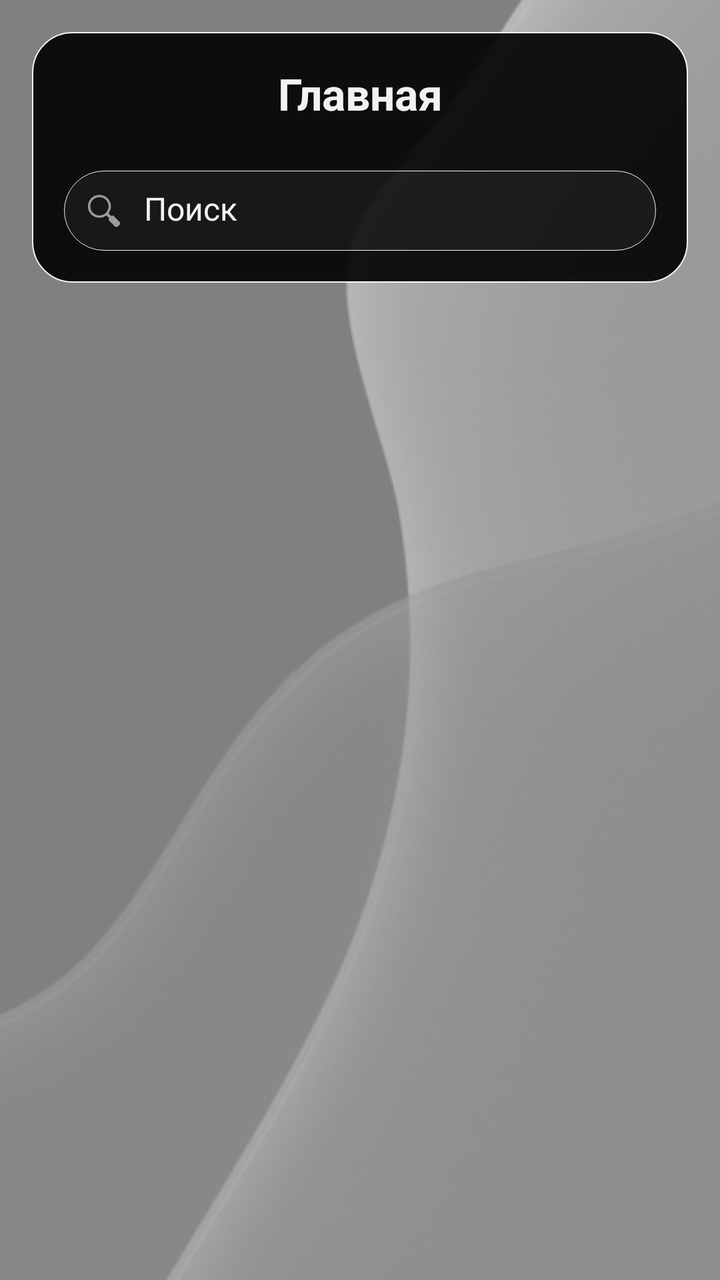
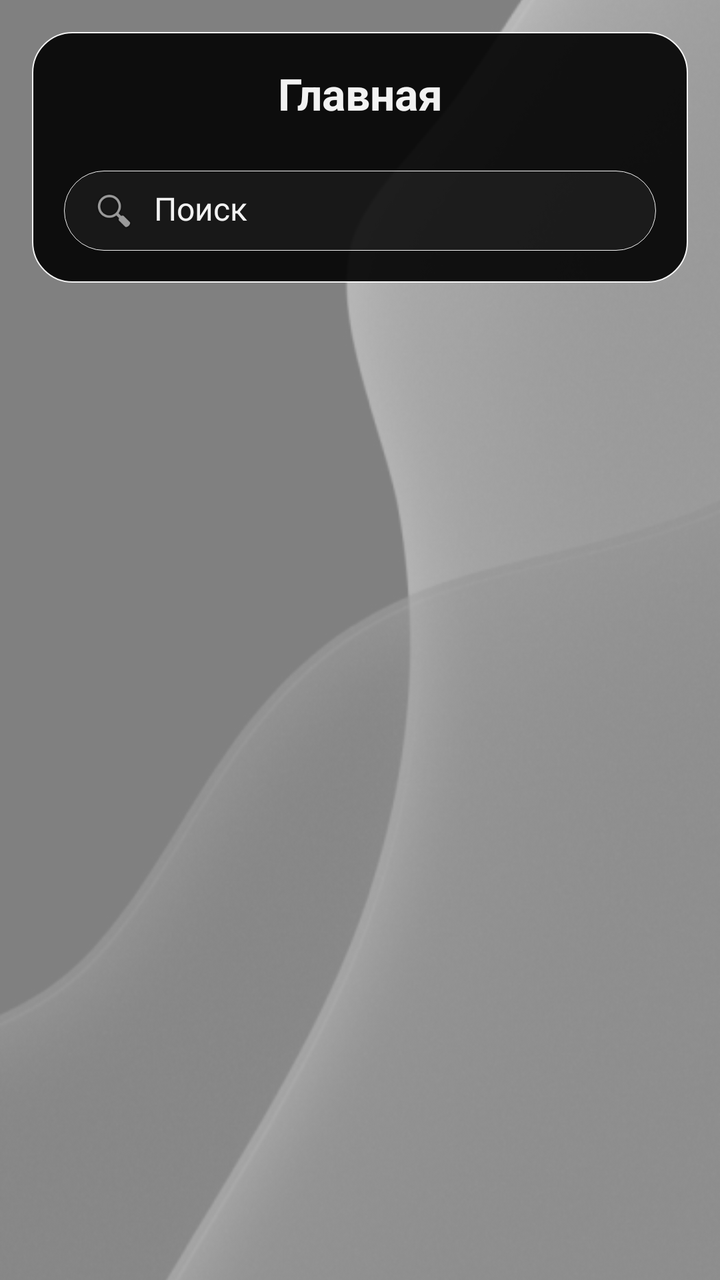

The first picture is an Android layout as it rendered before a commit; the second is the same layout after the commit. The layout source and the unified diff follow.
<!-- AndroidManifest.xml: application theme Theme.FileViewer.NoStatusBar -->
<!-- res/layout/activity_main.xml -->
<RelativeLayout
    xmlns:android="http://schemas.android.com/apk/res/android"
    android:layout_width="match_parent"
    android:layout_height="match_parent"
    android:background="@color/white">

    <ImageView
        android:layout_width="match_parent"
        android:layout_height="match_parent"
        android:src="@drawable/background_main"
        android:scaleType="centerCrop"
        android:alpha="0.5"/>

    <LinearLayout
        android:layout_width="match_parent"
        android:layout_height="match_parent"
        android:orientation="vertical"
        android:padding="16dp">

        <LinearLayout
            android:layout_width="match_parent"
            android:layout_height="wrap_content"
            android:orientation="vertical"
            android:background="@drawable/header_background"
            android:alpha="0.9">

            <TextView
                android:id="@+id/header"
                android:layout_width="match_parent"
                android:layout_height="wrap_content"
                android:text="Главная"
                android:textStyle="bold"
                android:textColor="#FFFFFF"
                android:gravity="center"
                android:padding="16dp"
                android:textSize="22sp"
                android:layout_marginBottom="8dp"/>

            <LinearLayout
                android:layout_width="match_parent"
                android:layout_height="wrap_content"
                android:orientation="horizontal"
                android:background="@drawable/search_background"
                android:layout_marginBottom="16dp"
                android:layout_marginLeft="16dp"
                android:layout_marginRight="16dp"
                android:padding="8dp">

                <ImageView
                    android:layout_width="24dp"
                    android:layout_height="24dp"
                    android:src="@android:drawable/ic_menu_search"
                    android:layout_gravity="center_vertical"/>

                <EditText
                    android:layout_width="0dp"
                    android:layout_height="wrap_content"
                    android:layout_weight="1"
                    android:hint="Поиск"
                    android:background="@android:color/transparent"
                    android:textColor="@color/white"
                    android:textColorHint="@color/white"
                    android:paddingStart="8dp"
                    android:textSize="16sp"/>
            </LinearLayout>
        </LinearLayout>

        <androidx.recyclerview.widget.RecyclerView
            android:id="@+id/recyclerViewCategories"
            android:layout_width="match_parent"
            android:layout_height="0dp"
            android:layout_weight="1"
            android:padding="8dp">

            
            
            
            
            
            
            
            
            
            
            

            
            
            
            

            
            
            
            
            
            
            
            
            

            
            
            
            
            
            
            
            
            
            

            
            
            
            

            
            
            
            
            
            
            
            
            

            
            
            
            
            
            
            
            
            
            

            
            
            
            

            
            
            
            
            
            
            
            
            

            
            
            
            
            
            
            
            
            
            

            
            
            
            

            
            
            
            
            
            
            
            
            

            
            
            
            
            
            
            
            
            
            

            
            
            
            

            
            
            
            
            
            
            
            
            

            
            
            
            
            
            
            
            
            
            

            
            
            
            

            
            
            
            
            
            
            
            
            

            
            
            
            
            
            
            
            
            
            

            
            
            
            

            
            
            
            
            
            
            
            
            

            
            
            
            
            
            
            
            
            
            

            
            
            
            

            
            
            
            
            
            
            
            
            

            
            
            
            
            
            
            
            
            
            

            
            
            
            

            
            
            
            
            
            
            
            
            
        </androidx.recyclerview.widget.RecyclerView>
    </LinearLayout>
</RelativeLayout>
<!-- resources referenced by this layout -->
<resources>
  <color name="white">#FFFFFFFF</color>
  <!-- drawable background_main: png bitmap (drawable, 148924 bytes) -->
  <!-- drawable header_background (drawable) -->
  <?xml version="1.0" encoding="utf-8"?>
  <shape xmlns:android="http://schemas.android.com/apk/res/android"
      android:shape="rectangle">
      <solid android:color="@color/black" />
      <stroke
          android:width="0.5dp"
          android:color="#FFFFFF" />
      <corners android:radius="20dp" />
  </shape>
  <!-- drawable search_background (drawable) -->
  <?xml version="1.0" encoding="utf-8"?>
  <shape xmlns:android="http://schemas.android.com/apk/res/android"
      android:shape="rectangle">
      <solid android:color="#0DFFFFFF" />
      <stroke
          android:width="0.2dp"
          android:color="#FFFFFF" />
      <corners android:radius="20dp" />
  </shape>
  <style name="Theme.FileViewer.NoStatusBar" parent="Theme.MaterialComponents.DayNight.NoActionBar">
          <item name="android:windowFullscreen">true</item>
          <item name="android:windowDrawsSystemBarBackgrounds">false</item>
          <item name="android:windowTranslucentStatus">true</item>
      </style>
  <color name="black">#FF000000</color>
</resources>

<!-- the commit's change to res/layout/activity_main.xml (unified diff, before → after) -->
@@ -50,7 +50,8 @@
                     android:layout_width="24dp"
                     android:layout_height="24dp"
                     android:src="@android:drawable/ic_menu_search"
-                    android:layout_gravity="center_vertical"/>
+                    android:layout_gravity="center_vertical"
+                    android:layout_marginStart="5dp"/>
 
                 <EditText
                     android:layout_width="0dp"
